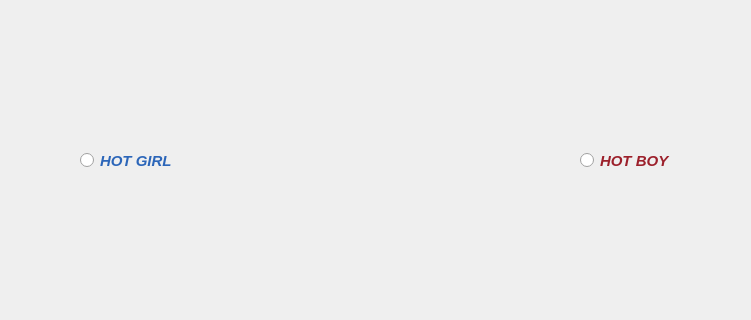
Qt form choose_gender.ui (audrina-ebrahimi/Library) before a commit; both pictures show x 250 to 1001 and y 360 to 680 of the 1296 by 762 pixel window.
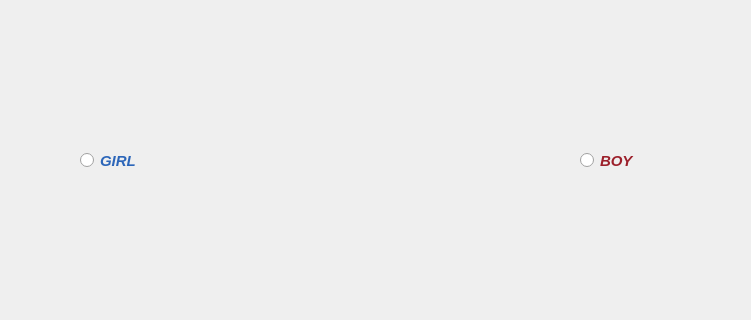
The same form after that commit. Icons and pictures are not drawn.

```diff
--- a/choose_gender.ui
+++ b/choose_gender.ui
@@ -80,14 +80,13 @@
      <rect>
       <x>330</x>
       <y>500</y>
-      <width>91</width>
+      <width>71</width>
       <height>41</height>
      </rect>
     </property>
     <property name="font">
      <font>
       <pointsize>11</pointsize>
-      <weight>75</weight>
       <italic>true</italic>
       <bold>true</bold>
       <strikeout>false</strikeout>
@@ -97,7 +96,7 @@
      <cursorShape>PointingHandCursor</cursorShape>
     </property>
     <property name="text">
-     <string>HOT GIRL</string>
+     <string>GIRL</string>
     </property>
    </widget>
    <widget class="QRadioButton" name="boy_Button">
@@ -105,14 +104,13 @@
      <rect>
       <x>830</x>
       <y>500</y>
-      <width>91</width>
+      <width>71</width>
       <height>41</height>
      </rect>
     </property>
     <property name="font">
      <font>
       <pointsize>11</pointsize>
-      <weight>75</weight>
       <italic>true</italic>
       <bold>true</bold>
      </font>
@@ -121,7 +119,7 @@
      <cursorShape>PointingHandCursor</cursorShape>
     </property>
     <property name="text">
-     <string>HOT BOY</string>
+     <string>BOY</string>
     </property>
    </widget>
    <widget class="QPushButton" name="closeButton">
```
